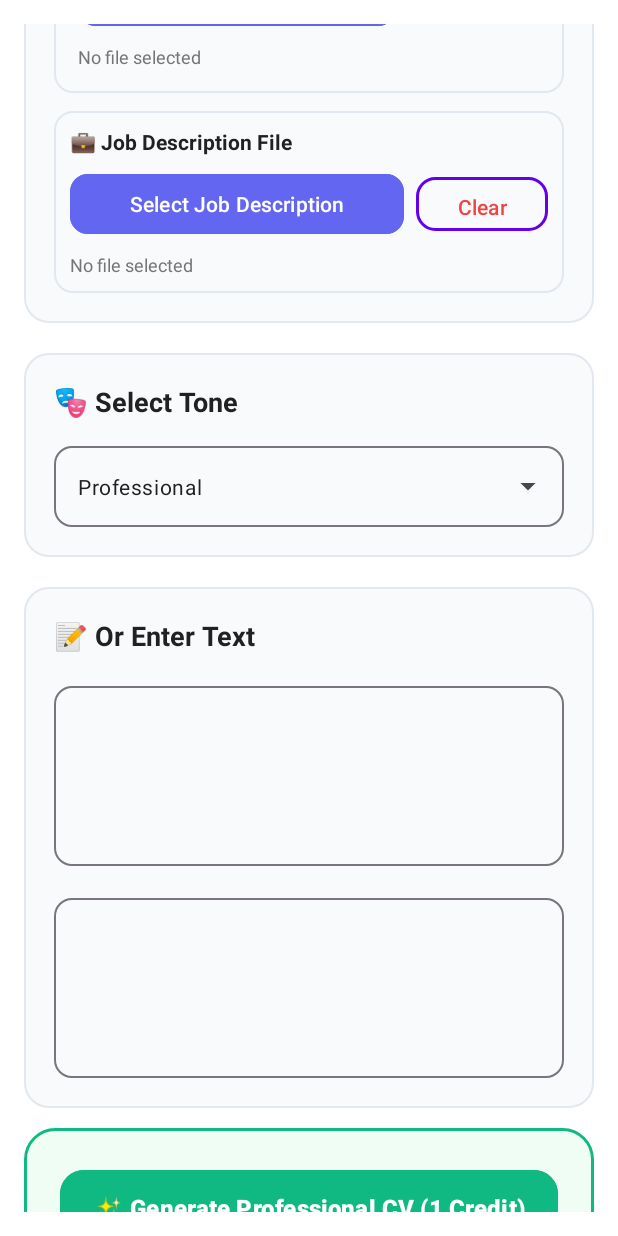
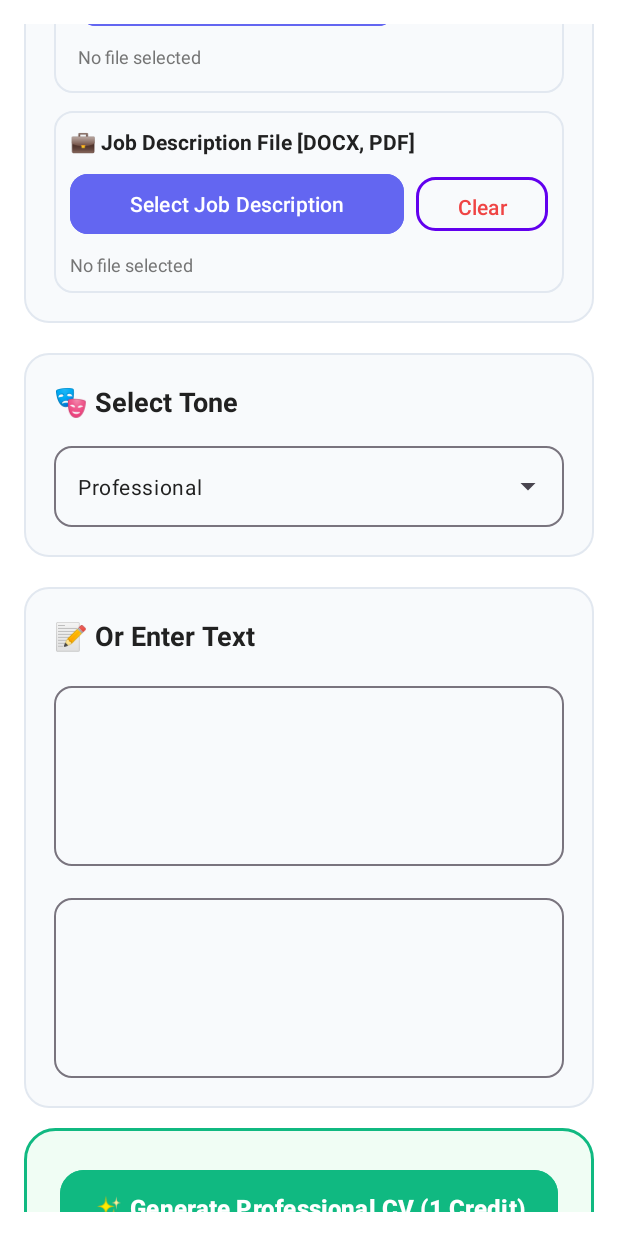
Before and after one commit to alakbd/ResumeWriterApp, an Android app: the layout activity_resume_generation.xml on its own in the app's theme, with its tools: preview values and no code run, scrolled down 576 dp, on a phone screen of 412 x 824 dp. Run offline under Robolectric (Android 15) with nearby library versions, the phone set to English and light mode, and no system bars.

Commit message:
Update activity_resume_generation.xml
D

```diff
--- a/app/src/main/res/layout/activity_resume_generation.xml
+++ b/app/src/main/res/layout/activity_resume_generation.xml
@@ -161,7 +161,7 @@
                 <TextView
                     android:layout_width="match_parent"
                     android:layout_height="wrap_content"
-                    android:text="📄 Resume File"
+                    android:text="📄 Resume File [DOCX, PDF]"
                     android:textStyle="bold"
                     android:textColor="@color/text_primary"
                     android:layout_marginBottom="8dp" />
@@ -216,7 +216,7 @@
                 <TextView
                     android:layout_width="match_parent"
                     android:layout_height="wrap_content"
-                    android:text="💼 Job Description File"
+                    android:text="💼 Job Description File [DOCX, PDF]"
                     android:textStyle="bold"
                     android:textColor="@color/text_primary"
                     android:layout_marginBottom="8dp" />
```
